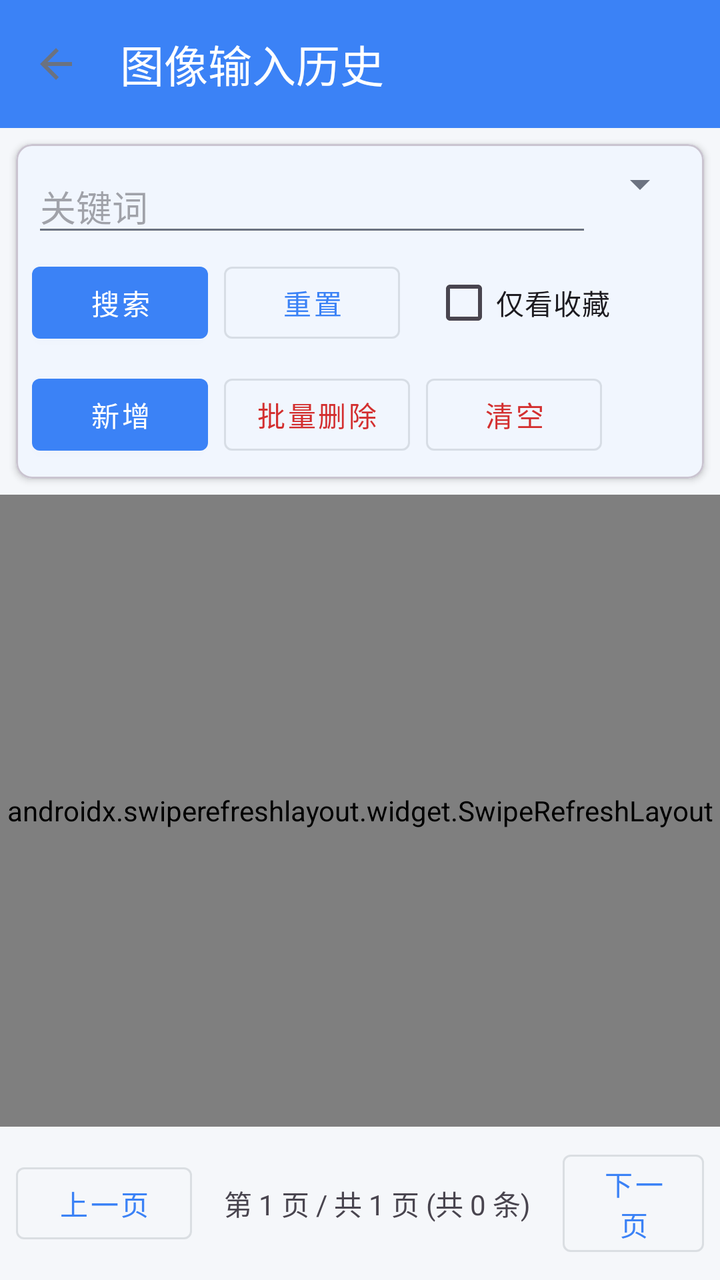
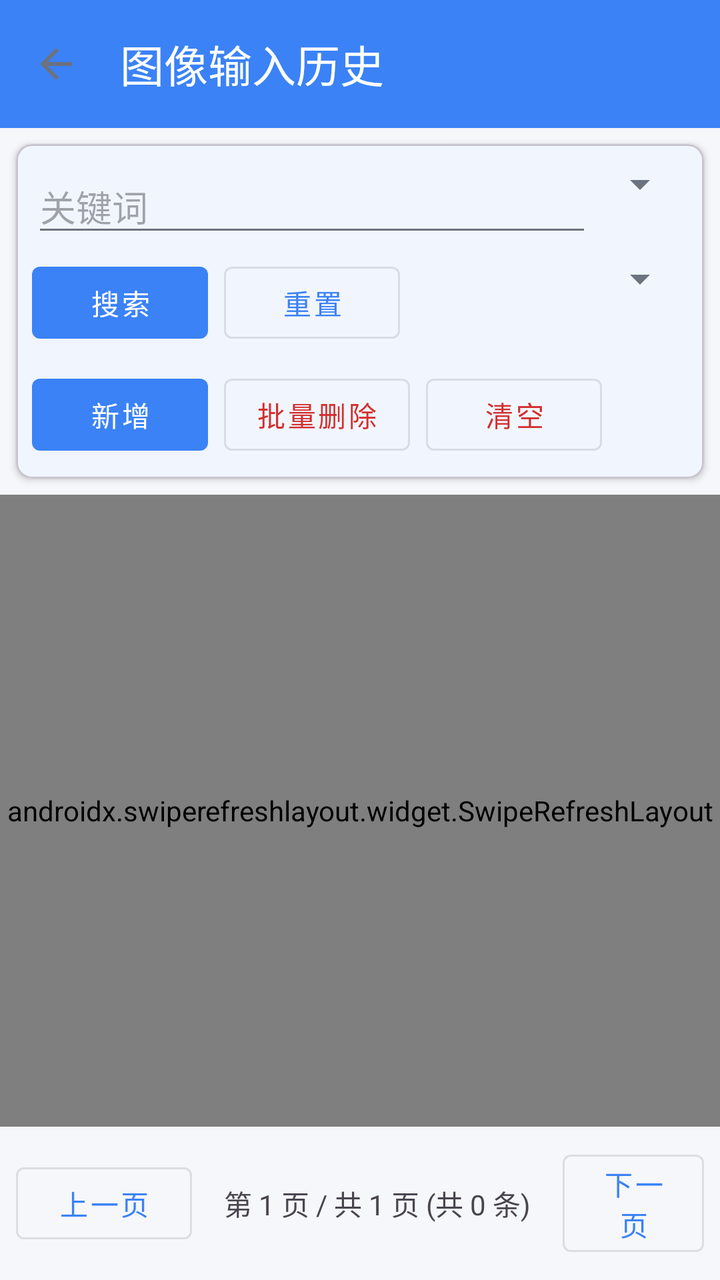

Before-and-after screenshots of an Android layout around one commit, followed by the original layout XML and the change that was made.
<!-- AndroidManifest.xml: activity theme Theme.Dehaze -->
<!-- res/layout/activity_input_history.xml -->
<?xml version="1.0" encoding="utf-8"?>
<LinearLayout xmlns:android="http://schemas.android.com/apk/res/android"
    xmlns:app="http://schemas.android.com/apk/res-auto"
    android:layout_width="match_parent"
    android:layout_height="match_parent"
    android:orientation="vertical">

    <androidx.appcompat.widget.Toolbar
        android:id="@+id/toolbar"
        android:layout_width="match_parent"
        android:layout_height="?attr/actionBarSize"
        android:background="?attr/colorPrimary"
        app:navigationIcon="?attr/homeAsUpIndicator"
        app:title="图像输入历史"
        app:titleTextColor="@android:color/white" />

    <com.google.android.material.card.MaterialCardView
        android:layout_width="match_parent"
        android:layout_height="wrap_content"
        android:layout_margin="8dp"
        app:cardCornerRadius="8dp"
        app:cardElevation="2dp">

        <LinearLayout
            android:layout_width="match_parent"
            android:layout_height="wrap_content"
            android:orientation="vertical"
            android:padding="8dp">

            <LinearLayout
                android:layout_width="match_parent"
                android:layout_height="wrap_content"
                android:orientation="horizontal">

                <EditText
                    android:id="@+id/et_keywords"
                    android:layout_width="0dp"
                    android:layout_height="wrap_content"
                    android:layout_weight="1"
                    android:hint="关键词"
                    android:inputType="text" />

                <Spinner
                    android:id="@+id/spinner_source"
                    android:layout_width="wrap_content"
                    android:layout_height="wrap_content" />
            </LinearLayout>

            <LinearLayout
                android:layout_width="match_parent"
                android:layout_height="wrap_content"
                android:layout_marginTop="4dp"
                android:orientation="horizontal">

                <com.google.android.material.button.MaterialButton
                    android:id="@+id/btn_search"
                    style="@style/Widget.MaterialComponents.Button"
                    android:layout_width="wrap_content"
                    android:layout_height="wrap_content"
                    android:text="搜索" />

                <com.google.android.material.button.MaterialButton
                    android:id="@+id/btn_reset"
                    style="@style/Widget.MaterialComponents.Button.OutlinedButton"
                    android:layout_width="wrap_content"
                    android:layout_height="wrap_content"
                    android:layout_marginStart="8dp"
                    android:text="重置" />

                <com.google.android.material.checkbox.MaterialCheckBox
                    android:id="@+id/cb_favorite_only"
                    android:layout_width="wrap_content"
                    android:layout_height="wrap_content"
                    android:layout_marginStart="16dp"
                    android:text="仅看收藏" />
            </LinearLayout>

            <LinearLayout
                android:layout_width="match_parent"
                android:layout_height="wrap_content"
                android:layout_marginTop="8dp"
                android:orientation="horizontal">

                <com.google.android.material.button.MaterialButton
                    android:id="@+id/btn_add"
                    style="@style/Widget.MaterialComponents.Button"
                    android:layout_width="wrap_content"
                    android:layout_height="wrap_content"
                    android:text="新增" />

                <com.google.android.material.button.MaterialButton
                    android:id="@+id/btn_batch_delete"
                    style="@style/Widget.MaterialComponents.Button.OutlinedButton"
                    android:layout_width="wrap_content"
                    android:layout_height="wrap_content"
                    android:layout_marginStart="8dp"
                    android:text="批量删除"
                    android:textColor="#D32F2F" />

                <com.google.android.material.button.MaterialButton
                    android:id="@+id/btn_cancel_select"
                    style="@style/Widget.MaterialComponents.Button.OutlinedButton"
                    android:layout_width="wrap_content"
                    android:layout_height="wrap_content"
                    android:layout_marginStart="8dp"
                    android:text="取消选择"
                    android:visibility="gone" />

                <com.google.android.material.button.MaterialButton
                    android:id="@+id/btn_select_all"
                    style="@style/Widget.MaterialComponents.Button.OutlinedButton"
                    android:layout_width="wrap_content"
                    android:layout_height="wrap_content"
                    android:layout_marginStart="8dp"
                    android:text="全选"
                    android:visibility="gone" />

                <com.google.android.material.button.MaterialButton
                    android:id="@+id/btn_clear"
                    style="@style/Widget.MaterialComponents.Button.OutlinedButton"
                    android:layout_width="wrap_content"
                    android:layout_height="wrap_content"
                    android:layout_marginStart="8dp"
                    android:text="清空"
                    android:textColor="#D32F2F" />
            </LinearLayout>
        </LinearLayout>
    </com.google.android.material.card.MaterialCardView>

    <FrameLayout
        android:layout_width="match_parent"
        android:layout_height="0dp"
        android:layout_weight="1">

        <androidx.swiperefreshlayout.widget.SwipeRefreshLayout
            android:id="@+id/swipe_refresh"
            android:layout_width="match_parent"
            android:layout_height="match_parent">

            <androidx.recyclerview.widget.RecyclerView
                android:id="@+id/recycler_view"
                android:layout_width="match_parent"
                android:layout_height="match_parent" />

        </androidx.swiperefreshlayout.widget.SwipeRefreshLayout>

        <TextView
            android:id="@+id/tv_empty"
            android:layout_width="wrap_content"
            android:layout_height="wrap_content"
            android:layout_gravity="center"
            android:text="暂无数据"
            android:textColor="@color/text_secondary"
            android:textSize="14sp"
            android:visibility="gone" />
    </FrameLayout>

    <LinearLayout
        android:layout_width="match_parent"
        android:layout_height="wrap_content"
        android:gravity="center"
        android:orientation="horizontal"
        android:padding="8dp">

        <com.google.android.material.button.MaterialButton
            android:id="@+id/btn_prev"
            style="@style/Widget.MaterialComponents.Button.OutlinedButton"
            android:layout_width="wrap_content"
            android:layout_height="wrap_content"
            android:text="上一页" />

        <TextView
            android:id="@+id/tv_page_info"
            android:layout_width="wrap_content"
            android:layout_height="wrap_content"
            android:layout_marginStart="16dp"
            android:layout_marginEnd="16dp"
            android:text="第 1 页 / 共 1 页 (共 0 条)" />

        <com.google.android.material.button.MaterialButton
            android:id="@+id/btn_next"
            style="@style/Widget.MaterialComponents.Button.OutlinedButton"
            android:layout_width="wrap_content"
            android:layout_height="wrap_content"
            android:text="下一页" />
    </LinearLayout>

</LinearLayout>
<!-- resources referenced by this layout -->
<resources>
  <color name="text_secondary">#FF6B7280</color>
  <style name="Theme.Dehaze" parent="Base.Theme.Dehaze">
          
          <item name="colorPrimary">@color/brand_primary</item>
          <item name="colorPrimaryVariant">@color/brand_primary_dark</item>
          <item name="colorOnPrimary">@color/white</item>
          <item name="colorSecondary">@color/brand_secondary</item>
          <item name="colorOnSecondary">@color/white</item>
          <item name="android:colorBackground">@color/bg_page</item>
          <item name="colorSurface">@color/bg_card</item>
          <item name="android:statusBarColor">@color/brand_primary</item>
      </style>
  <style name="Base.Theme.Dehaze" parent="Theme.Material3.DayNight.NoActionBar">
          
          <item name="colorPrimary">@color/brand_primary</item>
          <item name="colorPrimaryVariant">@color/brand_primary_dark</item>
          <item name="colorOnPrimary">@color/white</item>
          
          <item name="colorSecondary">@color/brand_secondary</item>
          <item name="colorOnSecondary">@color/white</item>
          
          <item name="android:colorBackground">@color/bg_page</item>
          <item name="colorSurface">@color/bg_card</item>
          <item name="colorOnSurface">@color/text_primary</item>
          
          <item name="colorError">@color/color_error</item>
          
          <item name="android:statusBarColor">@color/brand_primary</item>
          <item name="android:windowLightStatusBar">false</item>
          
          <item name="android:fontFamily">sans-serif</item>
          <item name="android:textColorPrimary">@color/text_primary</item>
          <item name="android:textColorSecondary">@color/text_secondary</item>
      </style>
  <color name="brand_primary">#FF3B82F6</color>
  <color name="brand_primary_dark">#FF6366F1</color>
  <color name="white">#FFFFFFFF</color>
  <color name="brand_secondary">#FF4285F4</color>
  <color name="bg_page">#FFF5F7FA</color>
  <color name="bg_card">#FFFFFFFF</color>
  <color name="text_primary">#FF1F2937</color>
  <color name="color_error">#FFF44336</color>
</resources>

<!-- the commit's change to res/layout/activity_input_history.xml (unified diff, before → after) -->
@@ -67,12 +67,12 @@
                     android:layout_marginStart="8dp"
                     android:text="重置" />
 
-                <com.google.android.material.checkbox.MaterialCheckBox
-                    android:id="@+id/cb_favorite_only"
-                    android:layout_width="wrap_content"
+                <Spinner
+                    android:id="@+id/spinner_status"
+                    android:layout_width="0dp"
                     android:layout_height="wrap_content"
                     android:layout_marginStart="16dp"
-                    android:text="仅看收藏" />
+                    android:layout_weight="1" />
             </LinearLayout>
 
             <LinearLayout
